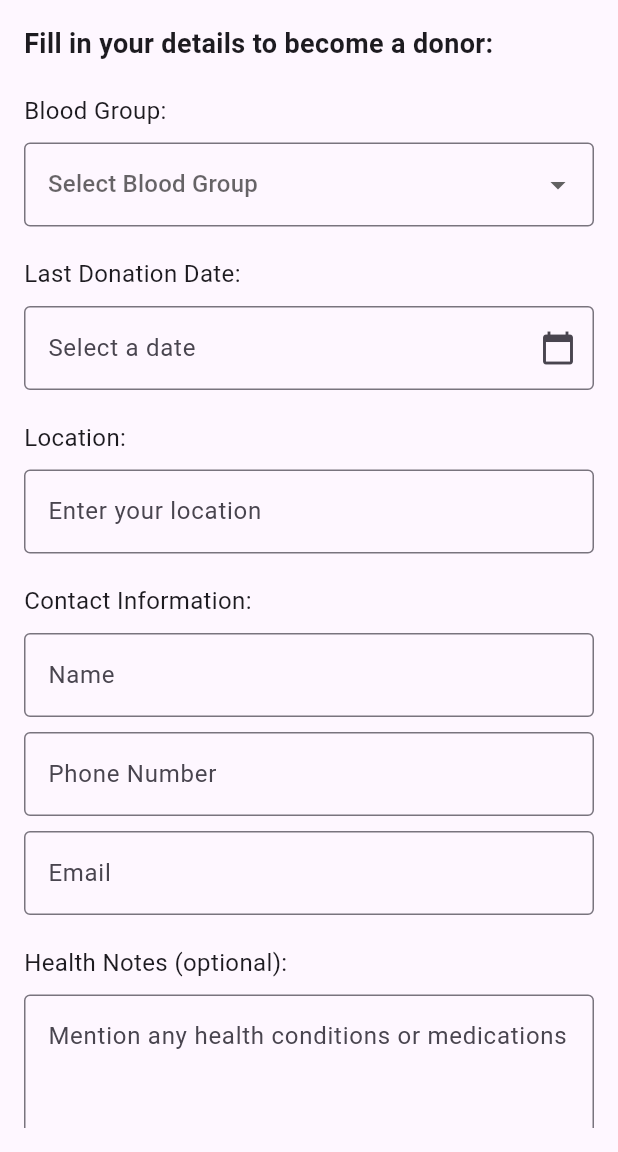
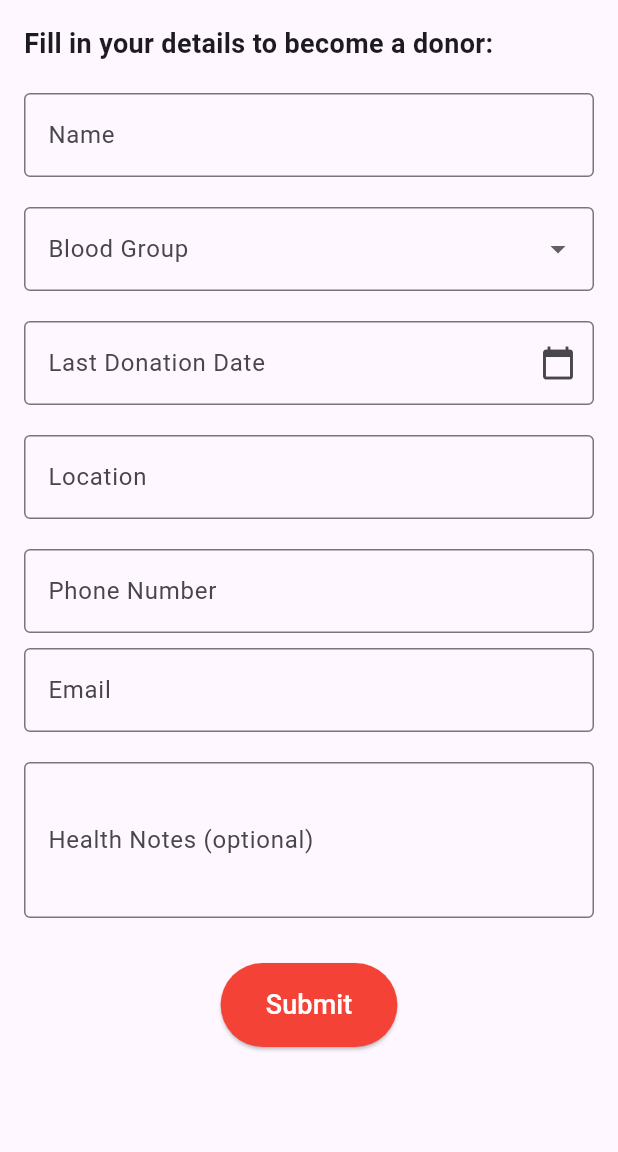
Before and after one commit to ADHARSH45/blood_donation_app-using-flutter, a Flutter app: the DonateBloodScreen screen opened directly, on a phone screen of 412 x 824 dp, the part 84-1236 px from its top. Run offline on Flutter 3.47's test engine with Material 3 defaults, Android fonts, the phone set to English and light mode, and no system bars; our stand-ins replace cloud_firestore, firebase_core; accounts and stored records are empty.

Commit message:
donor submisiion implemented

```diff
--- a/lib/donateblood.dart
+++ b/lib/donateblood.dart
@@ -1,4 +1,5 @@
 import 'package:flutter/material.dart';
+import 'package:cloud_firestore/cloud_firestore.dart';
 
 class DonateBloodScreen extends StatefulWidget {
   @override
@@ -6,7 +7,70 @@ class DonateBloodScreen extends StatefulWidget {
 }
 
 class _DonateBloodScreenState extends State<DonateBloodScreen> {
-  DateTime? _selectedDate;
+  final _formKey = GlobalKey<FormState>();
+  final _nameController = TextEditingController();
+  final _locationController = TextEditingController();
+  final _phoneController = TextEditingController();
+  final _emailController = TextEditingController();
+  final _healthNotesController = TextEditingController();
+  String? _bloodGroup;
+  DateTime? _lastDonationDate;
+
+  Future<void> _submitDonorData() async {
+    if (_formKey.currentState!.validate()) {
+      // Ensure the last donation date is more than 3 months ago
+      if (_lastDonationDate != null) {
+        final currentDate = DateTime.now();
+        final difference = currentDate.difference(_lastDonationDate!).inDays;
+
+        if (difference < 90) {
+          ScaffoldMessenger.of(context).showSnackBar(
+            SnackBar(
+                content: Text(
+                    'You can donate blood only after 3 months from your last donation.')),
+          );
+          return;
+        }
+      }
+
+      // Gather donor data
+      final donorData = {
+        'name': _nameController.text,
+        'bgroup': _bloodGroup,
+        'location': _locationController.text,
+        'phonenumber': _phoneController.text,
+        'email':
+            _emailController.text.isNotEmpty ? _emailController.text : null,
+        'hnote': _healthNotesController.text,
+        'lastdate': _lastDonationDate?.toIso8601String(),
+        'createdAt': Timestamp.now(),
+      };
+
+      try {
+        // Save donor data to Firestore
+        await FirebaseFirestore.instance.collection('donor').add(donorData);
+        ScaffoldMessenger.of(context).showSnackBar(
+          SnackBar(content: Text('Donor data submitted successfully!')),
+        );
+
+        // Clear form after submission
+        _formKey.currentState!.reset();
+        _nameController.clear();
+        _locationController.clear();
+        _phoneController.clear();
+        _emailController.clear();
+        _healthNotesController.clear();
+        setState(() {
+          _bloodGroup = null;
+          _lastDonationDate = null;
+        });
+      } catch (e) {
+        ScaffoldMessenger.of(context).showSnackBar(
+          SnackBar(content: Text('Error submitting donor data: $e')),
+        );
+      }
+    }
+  }
 
   @override
   Widget build(BuildContext context) {
@@ -17,7 +81,9 @@ class _DonateBloodScreenState extends State<DonateBloodScreen> {
         centerTitle: true,
       ),
       body: Padding(
-        padding: EdgeInsets.all(16.0),
+        padding: const EdgeInsets.all(16.0),
+        child: Form(
+          key: _formKey,
           child: SingleChildScrollView(
             child: Column(
               crossAxisAlignment: CrossAxisAlignment.start,
@@ -27,12 +93,24 @@ class _DonateBloodScreenState extends State<DonateBloodScreen> {
                   style: TextStyle(fontSize: 18, fontWeight: FontWeight.bold),
                 ),
                 SizedBox(height: 20),
+                // Name Field
+                TextFormField(
+                  controller: _nameController,
+                  decoration: InputDecoration(
+                    border: OutlineInputBorder(),
+                    labelText: 'Name',
+                    hintText: 'Enter your full name',
+                  ),
+                  validator: (value) => value == null || value.isEmpty
+                      ? 'Name is required'
+                      : null,
+                ),
+                SizedBox(height: 20),
                 // Blood Group Dropdown
-              Text('Blood Group:', style: TextStyle(fontSize: 16)),
-              SizedBox(height: 10),
                 DropdownButtonFormField<String>(
                   decoration: InputDecoration(
                     border: OutlineInputBorder(),
+                    labelText: 'Blood Group',
                   ),
                   items: ['A+', 'A-', 'B+', 'B-', 'O+', 'O-', 'AB+', 'AB-']
                       .map((group) => DropdownMenuItem(
@@ -41,84 +119,88 @@ class _DonateBloodScreenState extends State<DonateBloodScreen> {
                           ))
                       .toList(),
                   onChanged: (value) {
-                  // Handle blood group selection
+                    setState(() {
+                      _bloodGroup = value;
+                    });
                   },
-                hint: Text('Select Blood Group'),
+                  validator: (value) =>
+                      value == null ? 'Please select a blood group' : null,
+                  value: _bloodGroup,
                 ),
                 SizedBox(height: 20),
                 // Last Donation Date
-              Text('Last Donation Date:', style: TextStyle(fontSize: 16)),
-              SizedBox(height: 10),
                 TextFormField(
                   readOnly: true,
                   decoration: InputDecoration(
                     border: OutlineInputBorder(),
-                  hintText: _selectedDate == null
+                    labelText: 'Last Donation Date',
+                    hintText: _lastDonationDate == null
                         ? 'Select a date'
-                      : '${_selectedDate!.day}/${_selectedDate!.month}/${_selectedDate!.year}',
+                        : '${_lastDonationDate!.day}/${_lastDonationDate!.month}/${_lastDonationDate!.year}',
                     suffixIcon: Icon(Icons.calendar_today),
                   ),
                   onTap: () async {
                     DateTime? pickedDate = await showDatePicker(
                       context: context,
-                    initialDate: _selectedDate ?? DateTime.now(),
+                      initialDate: DateTime.now(),
                       firstDate: DateTime(2000),
                       lastDate: DateTime.now(),
                     );
                     if (pickedDate != null) {
                       setState(() {
-                      _selectedDate = pickedDate;
+                        _lastDonationDate = pickedDate;
                       });
                     }
                   },
+                  validator: (value) => _lastDonationDate == null
+                      ? 'Please select your last donation date'
+                      : null,
                 ),
                 SizedBox(height: 20),
-              // Location
-              Text('Location:', style: TextStyle(fontSize: 16)),
+                // Location Field
+                TextFormField(
+                  controller: _locationController,
+                  decoration: InputDecoration(
+                    border: OutlineInputBorder(),
+                    labelText: 'Location',
+                    hintText: 'Enter your location',
+                  ),
+                  validator: (value) => value == null || value.isEmpty
+                      ? 'Location is required'
+                      : null,
+                ),
+                SizedBox(height: 20),
+                // Contact Information
+                TextFormField(
+                  controller: _phoneController,
+                  keyboardType: TextInputType.phone,
+                  decoration: InputDecoration(
+                    border: OutlineInputBorder(),
+                    labelText: 'Phone Number',
+                    hintText: 'Enter your phone number',
+                  ),
+                  validator: (value) => value == null || value.isEmpty
+                      ? 'Phone number is required'
+                      : null,
+                ),
                 SizedBox(height: 10),
                 TextFormField(
+                  controller: _emailController,
+                  keyboardType: TextInputType.emailAddress,
                   decoration: InputDecoration(
                     border: OutlineInputBorder(),
-                  hintText: 'Enter your location',
+                    labelText: 'Email',
+                    hintText: 'Enter your email (optional)',
                   ),
                 ),
                 SizedBox(height: 20),
-              // Contact Information
-              Text('Contact Information:', style: TextStyle(fontSize: 16)),
-              SizedBox(height: 10),
+                // Health Notes Field
                 TextFormField(
-                decoration: InputDecoration(
-                  border: OutlineInputBorder(),
-                  hintText: 'Enter your name',
-                  labelText: 'Name',
-                ),
-              ),
-              SizedBox(height: 10),
-              TextFormField(
-                keyboardType: TextInputType.phone,
-                decoration: InputDecoration(
-                  border: OutlineInputBorder(),
-                  hintText: 'Enter your phone number',
-                  labelText: 'Phone Number',
-                ),
-              ),
-              SizedBox(height: 10),
-              TextFormField(
-                keyboardType: TextInputType.emailAddress,
-                decoration: InputDecoration(
-                  border: OutlineInputBorder(),
-                  hintText: 'Enter your email (optional)',
-                  labelText: 'Email',
-                ),
-              ),
-              SizedBox(height: 20),
-              // Health Notes
-              Text('Health Notes (optional):', style: TextStyle(fontSize: 16)),
-              SizedBox(height: 10),
-              TextFormField(
+                  controller: _healthNotesController,
                   maxLines: 3,
                   decoration: InputDecoration(
                     border: OutlineInputBorder(),
+                    labelText: 'Health Notes (optional)',
                     hintText: 'Mention any health conditions or medications',
                   ),
                 ),
@@ -126,11 +208,10 @@ class _DonateBloodScreenState extends State<DonateBloodScreen> {
                 // Submit Button
                 Center(
                   child: ElevatedButton(
-                  onPressed: () {
-                    // Handle form submission
-                  },
+                    onPressed: _submitDonorData,
                     style: ElevatedButton.styleFrom(
-                    padding: EdgeInsets.symmetric(vertical: 15, horizontal: 30),
+                      padding:
+                          EdgeInsets.symmetric(vertical: 15, horizontal: 30),
                       backgroundColor: Colors.red,
                     ),
                     child: Text(
@@ -143,6 +224,7 @@ class _DonateBloodScreenState extends State<DonateBloodScreen> {
             ),
           ),
         ),
+      ),
     );
   }
 }
```
Lines whose indentation alone changed are shown as unchanged.
